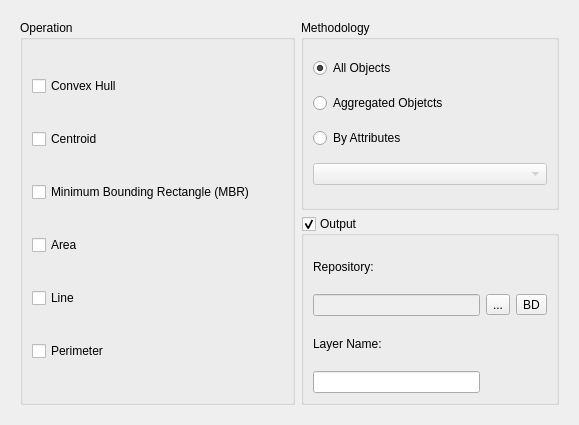
Above: src/terralib/vp/qt/ui/GeometricOpOutputWizardPageForm.ui from claudiobogossian/terralib5 before the change. Below: the same form after it.
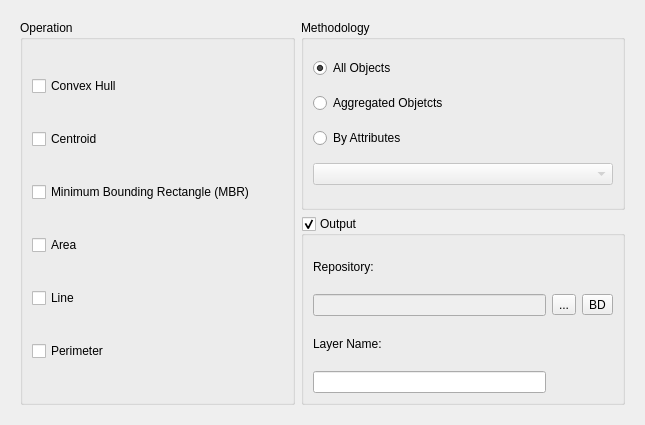
That is the form after the change.

Patch:
```diff
--- a/src/terralib/vp/qt/ui/GeometricOpOutputWizardPageForm.ui
+++ b/src/terralib/vp/qt/ui/GeometricOpOutputWizardPageForm.ui
@@ -6,7 +6,7 @@
    <rect>
     <x>0</x>
     <y>0</y>
-    <width>579</width>
+    <width>641</width>
     <height>425</height>
    </rect>
   </property>
@@ -131,6 +131,12 @@
                <property name="enabled">
                 <bool>false</bool>
                </property>
+               <property name="minimumSize">
+                <size>
+                 <width>300</width>
+                 <height>0</height>
+                </size>
+               </property>
               </widget>
              </item>
             </layout>
```
